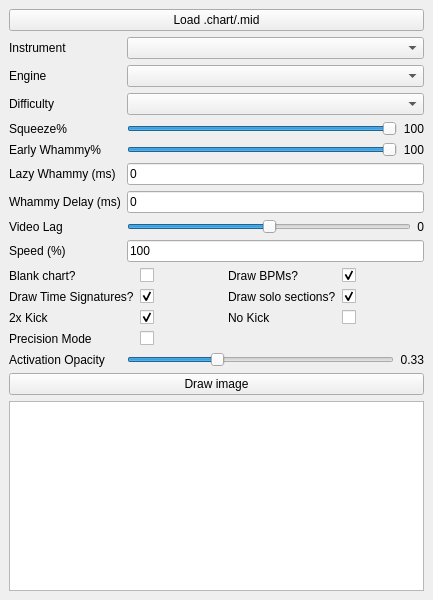
Before: the Qt Designer form gui/mainwindow.ui in GenericMadScientist/CHOpt, drawn with Qt 5.
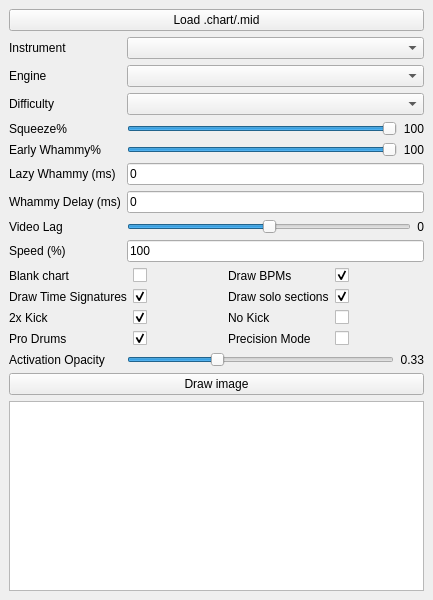
After: the same form once the commit is applied.

Commit message: Add pro drums toggle to GUI

Diff of the .ui file:
```diff
--- a/gui/mainwindow.ui
+++ b/gui/mainwindow.ui
@@ -245,14 +245,14 @@
         <item row="0" column="2">
          <widget class="QLabel" name="label_2">
           <property name="text">
-           <string>Draw BPMs?</string>
+           <string>Draw BPMs</string>
           </property>
          </widget>
         </item>
         <item row="0" column="0">
          <widget class="QLabel" name="label_7">
           <property name="text">
-           <string>Blank chart?</string>
+           <string>Blank chart</string>
           </property>
          </widget>
         </item>
@@ -279,7 +279,7 @@
         <item row="1" column="0">
          <widget class="QLabel" name="label_8">
           <property name="text">
-           <string>Draw Time Signatures?</string>
+           <string>Draw Time Signatures</string>
           </property>
          </widget>
         </item>
@@ -296,7 +296,7 @@
         <item row="1" column="2">
          <widget class="QLabel" name="label_9">
           <property name="text">
-           <string>Draw solo sections?</string>
+           <string>Draw solo sections</string>
           </property>
          </widget>
         </item>
@@ -339,13 +339,27 @@
           </widget>
         </item>
         <item row="3" column="0">
+          <widget class="QLabel" name="label_proDrums">
+            <property name="text">
+              <string>Pro Drums</string>
+            </property>
+          </widget>
+        </item>
+        <item row="3" column="1">
+          <widget class="QCheckBox" name="proDrumsCheckBox">
+            <property name="checked">
+              <bool>true</bool>
+            </property>
+          </widget>
+        </item>
+        <item row="3" column="2">
           <widget class="QLabel" name="label_precisionMode">
             <property name="text">
               <string>Precision Mode</string>
             </property>
           </widget>
         </item>
-        <item row="3" column="1">
+        <item row="3" column="3">
           <widget class="QCheckBox" name="precisionModeCheckBox">
             <property name="checked">
               <bool>false</bool>
```
The commit also changes 1 other file.
